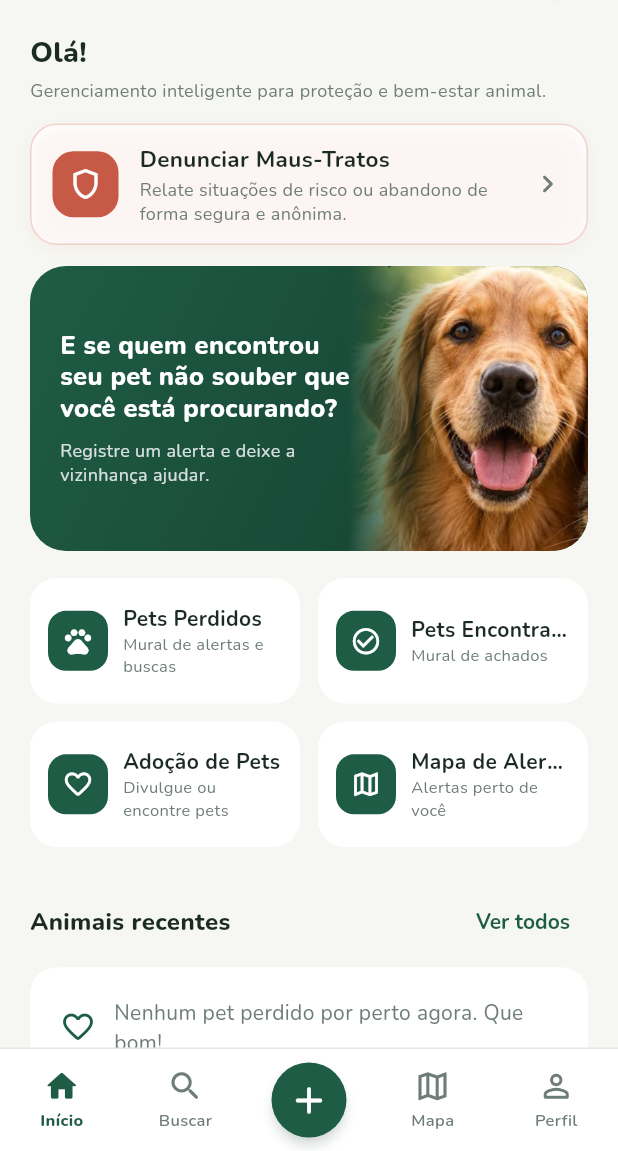
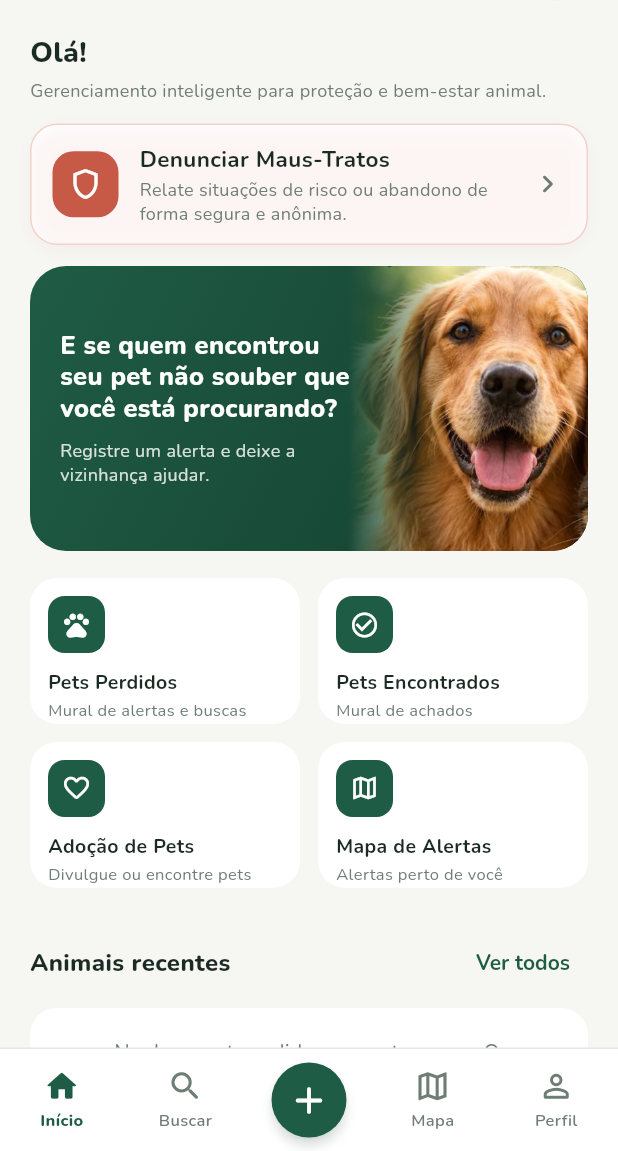
Before and after one commit to MauroCarmo/orelinhas, a Flutter app: the screen it shows once a user with an empty profile is signed in, on a phone screen of 412 x 824 dp, the part 85-1236 px from its top. Run offline on Flutter 3.47's test engine with Material 3 defaults, Android fonts, the phone set to English and light mode, and no system bars; our stand-ins replace flutter_map, flutter_riverpod, geolocator, go_router, google_fonts, image_picker and 2 more; accounts and stored records are empty.

Commit message:
fix(ui): refactor QuickActions cards to vertical layout for better mobile text readability

```diff
--- a/lib/features/home/presentation/screens/home_screen.dart
+++ b/lib/features/home/presentation/screens/home_screen.dart
@@ -194,13 +194,17 @@ class _QuickActions extends StatelessWidget {
       ),
     ];
 
+    return LayoutBuilder(
+      builder: (context, constraints) {
+        // Em telas pequenas (< 360) usa aspect ratio menor (cards mais altos)
+        final ratio = constraints.maxWidth < 340 ? 1.55 : 1.85;
         return GridView.count(
           crossAxisCount: 2,
           shrinkWrap: true,
           physics: const NeverScrollableScrollPhysics(),
           mainAxisSpacing: 12,
           crossAxisSpacing: 12,
-      childAspectRatio: 2.15,
+          childAspectRatio: ratio,
           children: [
             for (final a in actions)
               Material(
@@ -210,30 +214,27 @@ class _QuickActions extends StatelessWidget {
                   borderRadius: BorderRadius.circular(18),
                   onTap: a.onTap,
                   child: Padding(
-                padding: const EdgeInsets.symmetric(horizontal: 12),
-                child: Row(
+                    padding: const EdgeInsets.all(12),
+                    child: Column(
+                      crossAxisAlignment: CrossAxisAlignment.start,
                       children: [
                         Container(
-                      width: 40,
-                      height: 40,
+                          width: 38,
+                          height: 38,
                           decoration: BoxDecoration(
                             color: AppColors.primary,
-                        borderRadius: BorderRadius.circular(12),
+                            borderRadius: BorderRadius.circular(11),
                           ),
-                      child: Icon(a.icon, color: Colors.white, size: 21),
+                          child: Icon(a.icon, color: Colors.white, size: 20),
                         ),
-                    const SizedBox(width: 10),
-                    Expanded(
-                      child: Column(
-                        mainAxisAlignment: MainAxisAlignment.center,
-                        crossAxisAlignment: CrossAxisAlignment.start,
-                        children: [
+                        const SizedBox(height: 10),
                         Text(
                           a.title,
-                            style: AppTextStyles.label().copyWith(fontSize: 14),
+                          style: AppTextStyles.label().copyWith(fontSize: 13),
                           maxLines: 1,
                           overflow: TextOverflow.ellipsis,
                         ),
+                        const SizedBox(height: 2),
                         Text(
                           a.desc,
                           style: AppTextStyles.bodySmall().copyWith(
@@ -245,12 +246,11 @@ class _QuickActions extends StatelessWidget {
                       ],
                     ),
                   ),
-                  ],
-                ),
-              ),
                 ),
               ),
           ],
+        );
+      },
     );
   }
 }
```
Lines whose indentation alone changed are shown as unchanged.
